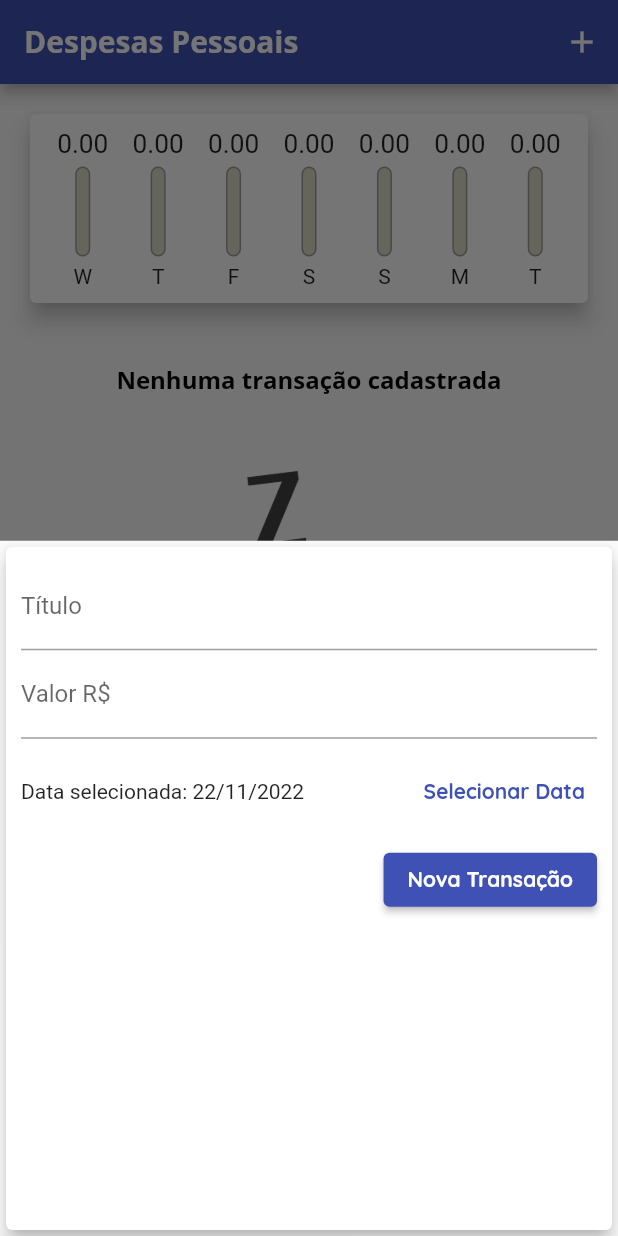
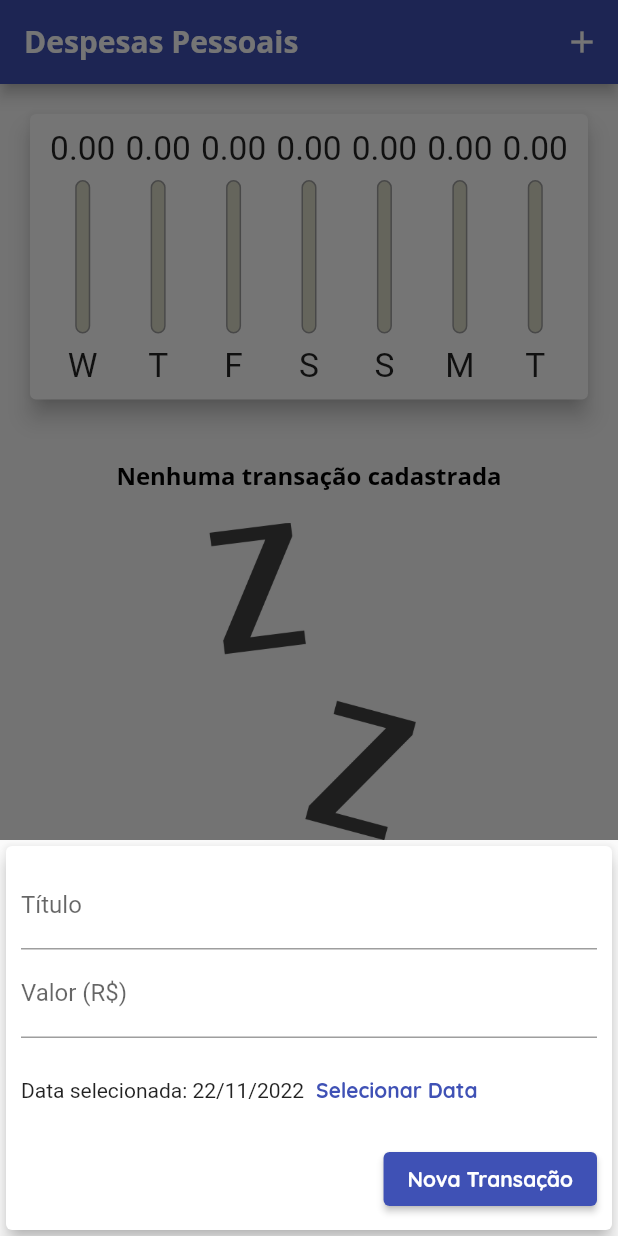
Before and after one commit to chriaalonso/flutter, a Flutter app: the screen it shows after launch, after a tap on the "add" icon, on a phone screen of 412 x 824 dp. Run offline on Flutter 3.47's test engine with Material 2 defaults, Android fonts, the phone set to English and light mode, and no system bars.

Commit message:
Inserindo responsividade

```diff
--- /dev/null
+++ b/expenses/lib/components/adaptative_button.dart
@@ -0,0 +1,40 @@
+import 'package:flutter/src/widgets/container.dart';
+import 'package:flutter/src/widgets/framework.dart';
+import 'dart:io';
+import 'package:flutter/cupertino.dart';
+import 'package:flutter/material.dart';
+
+class AdaptativeButon extends StatelessWidget {
+  // const AdaptativeButon({super.key});
+
+  final String label;
+  final Function() onPressed;
+
+  AdaptativeButon(
+    this.label,
+    this.onPressed, {
+      Key? key,
+    }) : super(key: key);
+
+  @override
+  Widget build(BuildContext context) {
+    return Platform.isIOS
+        ? CupertinoButton(
+            child: Text(label),
+            onPressed: onPressed,
+            color: Theme.of(context).colorScheme.primary,
+            padding: const EdgeInsets.symmetric(
+              horizontal: 20,
+            ),
+          )
+        : ElevatedButton(
+            child: Text(
+              label,
+              style: TextStyle(
+                color: Theme.of(context).textTheme.button?.color,
+              ),
+            ),
+            onPressed: onPressed,
+        );
+  }
+}
--- /dev/null
+++ b/expenses/lib/components/adaptative_date_picker.dart
@@ -0,0 +1,70 @@
+import 'package:flutter/src/widgets/container.dart';
+import 'package:flutter/src/widgets/framework.dart';
+import 'package:flutter/cupertino.dart';
+import 'package:flutter/material.dart';
+import 'dart:io';
+import 'package:intl/intl.dart';
+
+class AdaptativeDatePicker extends StatelessWidget {
+  // const AdaptativeDatePicker({super.key});
+
+  final DateTime? selectedDate;
+  final Function(DateTime)? onDateChanged;
+
+  const AdaptativeDatePicker({
+    this.selectedDate,
+    this.onDateChanged,
+    Key? key,
+  }) : super(key: key);
+
+  _showDatePicker(BuildContext context) {
+    showDatePicker(
+      context: context,
+      initialDate: DateTime.now(),
+      firstDate: DateTime(2019),
+      lastDate: DateTime.now(),
+    ).then((pickedDate) {
+      if (pickedDate == null) {
+        return;
+      }
+
+      onDateChanged!(pickedDate);
+    });
+  }
+
+  @override
+  Widget build(BuildContext context) {
+    return Platform.isIOS
+        ? SizedBox(
+            height: 180,
+            child: CupertinoDatePicker(
+              mode: CupertinoDatePickerMode.date,
+              initialDateTime: DateTime.now(),
+              minimumDate: DateTime(2019),
+              maximumDate: DateTime.now(),
+              onDateTimeChanged: onDateChanged!,
+            ),
+          )
+        : SizedBox(
+            height: 70,
+            child: Row(
+              children: [
+                Text(
+                  selectedDate == null
+                      ? 'Nenhuma data selecionada'
+                      : 'Data selecionada: ${DateFormat('dd/MM/y').format(selectedDate!)}',
+                ),
+                TextButton(
+                  child: const Text(
+                    'Selecionar Data',
+                    style: TextStyle(
+                      fontWeight: FontWeight.bold,
+                    ),
+                  ),
+                  onPressed: () => _showDatePicker(context),
+                ),
+              ],
+            ),
+          );
+  }
+}
--- /dev/null
+++ b/expenses/lib/components/adaptative_text_field.dart
@@ -0,0 +1,50 @@
+import 'package:flutter/src/widgets/container.dart';
+import 'package:flutter/src/widgets/framework.dart';
+import 'package:flutter/cupertino.dart';
+import 'package:flutter/material.dart';
+import 'dart:io';
+
+class AdaptativeTextField extends StatelessWidget {
+  // const AdaptativeTextField({super.key});
+
+  final String? label;
+  final TextEditingController? controller;
+  final TextInputType keyboardType;
+  final Function(String)? onSubmitted;
+
+  const AdaptativeTextField({
+    this.label,
+    this.controller,
+    this.keyboardType = TextInputType.text,
+    this.onSubmitted,
+    Key? key,
+  }) : super(key: key);
+
+  @override
+  Widget build(BuildContext context) {
+    return Platform.isIOS
+        ? Padding(
+            padding: const EdgeInsets.only(
+              bottom: 10,
+            ),
+            child: CupertinoTextField(
+              controller: controller,
+              keyboardType: keyboardType,
+              onSubmitted: onSubmitted,
+              placeholder: label,
+              padding: const EdgeInsets.symmetric(
+                horizontal: 6,
+                vertical: 12,
+              ),
+            ),
+          )
+        : TextField(
+            controller: controller,
+            keyboardType: keyboardType,
+            onSubmitted: onSubmitted,
+            decoration: InputDecoration(
+              labelText: label,
+            ),
+          );
+  }
+}
--- a/expenses/lib/components/chart_bar.dart
+++ b/expenses/lib/components/chart_bar.dart
@@ -17,17 +17,19 @@ class ChartBar extends StatelessWidget {
 
   @override
   Widget build(BuildContext context) {
+    return LayoutBuilder(
+      builder: (ctx, constraints) {
         return Column(
           children: [
             Container(
-          height: 20,
+              height: constraints.maxHeight * 0.15,
               child: FittedBox(
                 child: Text('${value!.toStringAsFixed(2)}'),
               ),
             ),
-        const SizedBox(height: 5),
+            SizedBox(height: constraints.maxHeight * 0.05),
             SizedBox(
-          height: 60,
+              height: constraints.maxHeight * 0.6,
               width: 10,
               child: Stack(
                 alignment: Alignment.bottomCenter,
@@ -54,9 +56,16 @@ class ChartBar extends StatelessWidget {
                 ],
               ),
             ),
-        const SizedBox(height: 5),
-        Text(label!),
+            SizedBox(height: constraints.maxHeight * 0.05),
+            Container(
+              height: constraints.maxHeight * 0.15,
+              child: FittedBox(
+                child: Text(label!),
+              ),
+            ),
           ],
+        );
+      },
     );
   }
 }
--- a/expenses/lib/components/transaction_form.dart
+++ b/expenses/lib/components/transaction_form.dart
@@ -1,7 +1,9 @@
 import 'package:flutter/src/widgets/container.dart';
 import 'package:flutter/src/widgets/framework.dart';
 import 'package:flutter/material.dart';
-import 'package:intl/intl.dart';
+import 'adaptative_button.dart';
+import 'adaptative_text_field.dart';
+import 'adaptative_date_picker.dart';
 
 class TransactionForm extends StatefulWidget {
   final void Function(String, double, DateTime) onSubmit;
@@ -29,86 +31,52 @@ class _TransactionFormState extends State<TransactionForm> {
     widget.onSubmit(title, value, _selectedDate);
   }
 
-  _showDatePicker() {
-    showDatePicker(
-      context: context,
-      initialDate: DateTime.now(),
-      firstDate: DateTime(2019),
-      lastDate: DateTime.now(),
-    ).then((pickedDate) {
-      if (pickedDate == null) {
-        return;
-      }
-
-      setState(() {
-        _selectedDate = pickedDate;
-      });
-    });
-  }
-
   @override
   Widget build(BuildContext context) {
-    return Card(
+    return SingleChildScrollView(
+      child: Card(
         elevation: 5,
         child: Padding(
-        padding: const EdgeInsets.all(10),
+          padding: EdgeInsets.only(
+            top: 10,
+            right: 10,
+            left: 10,
+            bottom: 10 + MediaQuery.of(context).viewInsets.bottom,
+          ),
           child: Column(
             children: [
-            TextField(
+              AdaptativeTextField(
+                label: 'Título',
                 controller: _titleController,
                 onSubmitted: (_) => _submitForm(),
-              decoration: const InputDecoration(
-                labelText: 'Título',
               ),
-            ),
-            TextField(
+              AdaptativeTextField(
+                label: 'Valor (R\$)',
                 controller: _valueController,
                 keyboardType: TextInputType.numberWithOptions(decimal: true),
                 onSubmitted: (_) => _submitForm(),
-              decoration: const InputDecoration(
-                labelText: 'Valor R\$',
               ),
-            ),
-            SizedBox(
-              height: 70,
-              child: Row(
-                children: [
-                  Expanded(
-                    child: Text(
-                      _selectedDate == null
-                          ? 'Nenhuma data selecionada'
-                          : 'Data selecionada: ${DateFormat('dd/MM/y').format(_selectedDate)}',
-                    ),
-                  ),
-                  TextButton(
-                    child: const Text(
-                      'Selecionar Data',
-                      style: TextStyle(
-                        fontWeight: FontWeight.bold,
-                      ),
-                    ),
-                    onPressed: _showDatePicker,
-                  ),
-                ],
-              ),
+              AdaptativeDatePicker(
+                selectedDate: _selectedDate,
+                onDateChanged: (newDate) {
+                  setState(() {
+                    _selectedDate = newDate;
+                  });
+                },
               ),
               Row(
                 mainAxisAlignment: MainAxisAlignment.end,
                 children: [
-                ElevatedButton(
-                  onPressed: _submitForm,
-                  child: Text(
+                  AdaptativeButon(
                     'Nova Transação',
-                    style: TextStyle(
-                      color: Theme.of(context).textTheme.button?.color,
-                    ),
-                  ),
+                    _submitForm,
                   ),
                 ],
               ),
             ],
           ),
         ),
+      ),
     );
   }
 }
--- a/expenses/lib/components/transaction_list.dart
+++ b/expenses/lib/components/transaction_list.dart
@@ -14,25 +14,27 @@ class TransactionList extends StatelessWidget {
 
   @override
   Widget build(BuildContext context) {
-    return Container(
-      height: 430,
-      child: transactions.isEmpty
-          ? Column(
+    return transactions.isEmpty
+        ? LayoutBuilder(
+            builder: (ctx, constraints) {
+              return Column(
                 children: [
                   SizedBox(height: 20),
                   Text(
                     'Nenhuma transação cadastrada',
                     style: Theme.of(context).textTheme.bodyText1,
                   ),
-                SizedBox(height: 50),
+                  SizedBox(height: 20),
                   Container(
-                  height: 200,
+                    height: constraints.maxHeight * 0.6,
                     child: Image.asset(
                       'assets/images/waiting.png',
                       fit: BoxFit.cover,
                     ),
                   ),
                 ],
+              );
+            },
           )
         : ListView.builder(
             itemCount: transactions.length,
@@ -67,7 +69,18 @@ class TransactionList extends StatelessWidget {
                   subtitle: Text(
                     DateFormat('d MMM y').format(tr.date),
                   ),
-                    trailing: IconButton(
+                  trailing: MediaQuery.of(context).size.width > 480
+                      ? TextButton.icon(
+                          onPressed: () => onRemove(tr.id),
+                          icon: Icon(Icons.delete,
+                              color: Theme.of(context).errorColor),
+                          label: Text(
+                            'Excluir',
+                            style:
+                                TextStyle(color: Theme.of(context).errorColor),
+                          ),
+                        )
+                      : IconButton(
                           onPressed: () => onRemove(tr.id),
                           color: Theme.of(context).errorColor,
                           icon: Icon(Icons.delete),
@@ -75,7 +88,6 @@ class TransactionList extends StatelessWidget {
                 ),
               );
             },
-            ),
           );
   }
 }
--- a/expenses/lib/main.dart
+++ b/expenses/lib/main.dart
@@ -1,7 +1,11 @@
+import 'dart:math';
+import 'dart:io';
+
 import 'package:expenses/components/chart.dart';
 import 'package:expenses/models/transactions.dart';
+import 'package:flutter/cupertino.dart';
 import 'package:flutter/material.dart';
-import 'dart:math';
+
 import 'components/transaction_form.dart';
 import 'components/transaction_list.dart';
 import 'components/chart.dart';
@@ -57,6 +61,7 @@ class MyHomePage extends StatefulWidget {
 
 class _MyHomePageState extends State<MyHomePage> {
   final List<Transaction> _transactions = [];
+  bool _showChart = false;
 
   List<Transaction> get _recentTransactions {
     return _transactions.where((tr) {
@@ -95,33 +100,105 @@ class _MyHomePageState extends State<MyHomePage> {
         });
   }
 
+  Widget _getIconButton(IconData icon, Function() fn) {
+    return Platform.isIOS
+        ? GestureDetector(onTap: fn, child: Icon(icon))
+        : IconButton(icon: Icon(icon), onPressed: fn);
+  }
+
   @override
   Widget build(BuildContext context) {
-    return Scaffold(
-      appBar: AppBar(
-          title: const Text(
-            'Despesas Pessoais',
-          ),
-          actions: [
-            IconButton(
-              onPressed: () => _openTransactionFormModal(context),
-              icon: const Icon(Icons.add),
-            )
-          ]),
-      body: SingleChildScrollView(
+    final mediaQuery = MediaQuery.of(context);
+
+    bool isLandscape = mediaQuery.orientation == Orientation.landscape;
+
+    final iconList = Platform.isIOS ? CupertinoIcons.refresh : Icons.list;
+    final chartList =
+        Platform.isIOS ? CupertinoIcons.refresh : Icons.show_chart;
+
+    final actions = [
+      if (isLandscape)
+        _getIconButton(
+          _showChart ? iconList : chartList,
+          () {
+            setState(() {
+              _showChart = !_showChart;
+            });
+          },
+        ),
+      _getIconButton(
+        Platform.isIOS ? CupertinoIcons.add : Icons.add,
+        () => _openTransactionFormModal(context),
+      ),
+    ];
+
+    final PreferredSizeWidget appBar = AppBar(
+      title: const Text('Despesas Pessoais'),
+      actions: actions,
+    );
+
+    final availableHeight = mediaQuery.size.height -
+        appBar.preferredSize.height -
+        mediaQuery.padding.top;
+
+    final bodyPage = SafeArea(
+      child: SingleChildScrollView(
         child: Column(
           crossAxisAlignment: CrossAxisAlignment.stretch,
           children: [
-            Chart(_recentTransactions),
-            TransactionList(_transactions, _removeTransaction),
+            // if (isLandscape)
+            //   Row(
+            //     mainAxisAlignment: MainAxisAlignment.center,
+            //     children: [
+            //       const Text('Exibir Gráfico'),
+            //       Switch.adaptive(
+            //         activeColor: Theme.of(context).colorScheme.secondary,
+            //         value: _showChart,
+            //         onChanged: (value) {
+            //           setState(() {
+            //             _showChart = value;
+            //           });
+            //         },
+            //       ),
+            //     ],
+            //   ),
+            if (_showChart || !isLandscape)
+              Container(
+                height: availableHeight * (isLandscape ? 0.8 : 0.3),
+                child: Chart(_recentTransactions),
+              ),
+            if (!_showChart || !isLandscape)
+              Container(
+                height: availableHeight * (isLandscape ? 1 : 0.7),
+                child: TransactionList(_transactions, _removeTransaction),
+              ),
           ],
         ),
       ),
-      floatingActionButton: FloatingActionButton(
-        onPressed: () => _openTransactionFormModal(context),
-        child: Icon(Icons.add),
-      ),
-      floatingActionButtonLocation: FloatingActionButtonLocation.centerFloat,
     );
+
+    return Platform.isIOS
+        ? CupertinoPageScaffold(
+            navigationBar: CupertinoNavigationBar(
+              middle: const Text('Despesas Pessoais'),
+              trailing: Row(
+                mainAxisSize: MainAxisSize.min,
+                children: actions,
+              ),
+            ),
+            child: bodyPage,
+          )
+        : Scaffold(
+            appBar: appBar,
+            body: bodyPage,
+            floatingActionButton: Platform.isIOS
+                ? Container()
+                : FloatingActionButton(
+                    onPressed: () => _openTransactionFormModal(context),
+                    child: Icon(Icons.add),
+                  ),
+            floatingActionButtonLocation:
+                FloatingActionButtonLocation.centerFloat,
+          );
   }
 }
```
Lines whose indentation alone changed are shown as unchanged.
